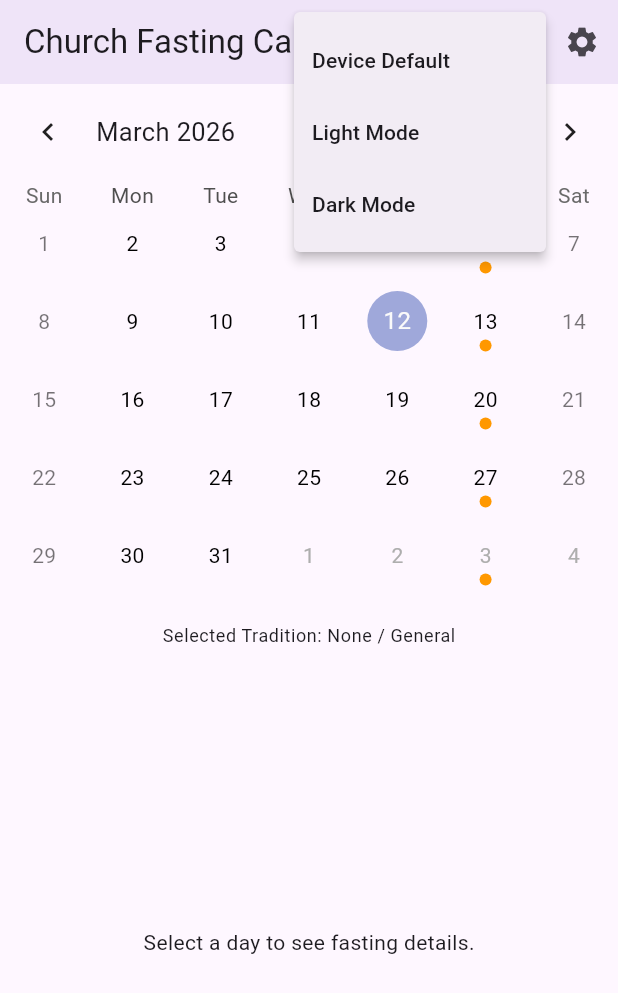
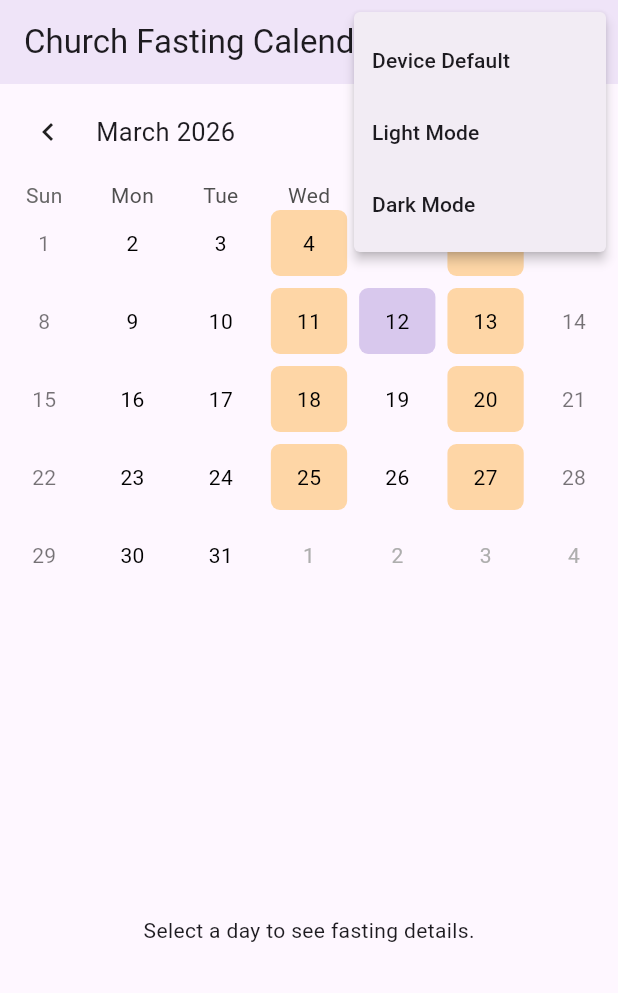
Before and after one commit to d3metrious/OrthodoxFastingCalender, a Flutter app: the screen it shows after launch, after a tap on the "palette" icon, on a phone screen of 412 x 824 dp. Shown: the top 993 px of the screen. Run offline on Flutter 3.47's test engine with Material 3 defaults, Android fonts, the phone set to English and light mode, and no system bars; drawn by our look-alikes of table_calendar; our stand-ins replace shared_preferences.

Commit message:
Full color backgrounds

```diff
--- a/lib/models/fasting_tradition.dart
+++ /dev/null
@@ -1,16 +0,0 @@
-enum FastingTradition {
-  orthodox,
-  romanCatholic,
-  none;
-
-  String get displayName {
-    switch (this) {
-      case FastingTradition.orthodox:
-        return 'Eastern Orthodox';
-      case FastingTradition.romanCatholic:
-        return 'Roman Catholic';
-      case FastingTradition.none:
-        return 'None / General';
-    }
-  }
-}
--- a/lib/pages/calendar_page.dart
+++ b/lib/pages/calendar_page.dart
@@ -1,9 +1,8 @@
+import 'package:fastingcalender/services/fasting_service.dart';
+import 'package:fastingcalender/services/theme_service.dart';
+import 'package:fastingcalender/utils/app_colors.dart';
 import 'package:flutter/material.dart';
 import 'package:table_calendar/table_calendar.dart';
-import '../models/fasting_tradition.dart';
-import '../services/fasting_service.dart';
-import '../services/theme_service.dart';
-import '../utils/app_colors.dart';
 
 class CalendarPage extends StatefulWidget {
   const CalendarPage({super.key});
@@ -36,18 +35,6 @@ class _CalendarPageState extends State<CalendarPage> {
               const PopupMenuItem(value: ThemeMode.dark, child: Text('Dark Mode')),
             ],
           ),
-          // Tradition Selector
-          PopupMenuButton<FastingTradition>(
-            icon: const Icon(Icons.settings),
-            tooltip: 'Change Tradition',
-            onSelected: (tradition) => fastingService.setTradition(tradition),
-            itemBuilder: (context) => FastingTradition.values.map((tradition) {
-              return PopupMenuItem(
-                value: tradition,
-                child: Text(tradition.displayName),
-              );
-            }).toList(),
-          ),
         ],
       ),
       body: Column(
@@ -68,22 +55,22 @@ class _CalendarPageState extends State<CalendarPage> {
               return fast != null ? [fast] : [];
             },
             calendarStyle: CalendarStyle(
-              markerDecoration: const BoxDecoration(
-                color: AppColors.fastingMarker,
-                shape: BoxShape.circle,
-              ),
+              markersMaxCount: 0,
               defaultTextStyle: TextStyle(color: isDarkMode ? Colors.white : Colors.black),
               weekendTextStyle: TextStyle(color: isDarkMode ? Colors.white70 : Colors.black54),
             ),
+            calendarBuilders: CalendarBuilders(
+              defaultBuilder: (context, day, focusedDay) => _buildDayCell(
+                day, isDarkMode,
+                isWeekend: day.weekday == DateTime.saturday || day.weekday == DateTime.sunday,
+              ),
+              todayBuilder: (context, day, focusedDay) =>
+                  _buildDayCell(day, isDarkMode, isToday: true),
+              selectedBuilder: (context, day, focusedDay) =>
+                  _buildDayCell(day, isDarkMode, isSelected: true),
+            ),
           ),
           const SizedBox(height: 20),
-          Padding(
-            padding: const EdgeInsets.symmetric(horizontal: 16.0),
-            child: Text(
-              'Selected Tradition: ${fastingService.tradition.displayName}',
-              style: Theme.of(context).textTheme.bodySmall,
-            ),
-          ),
           Expanded(
             child: Center(
               child: _buildInfoCard(isDarkMode),
@@ -91,6 +78,44 @@ class _CalendarPageState extends State<CalendarPage> {
           ),
         ],
       ),
+    );
+  }
+
+  Widget _buildDayCell(
+    DateTime day,
+    bool isDarkMode, {
+    bool isWeekend = false,
+    bool isToday = false,
+    bool isSelected = false,
+  }) {
+    final isFasting = fastingService.getFastingType(day) != null;
+
+    Color? bgColor;
+    Color textColor;
+
+    if (isSelected) {
+      bgColor = AppColors.primary;
+      textColor = Colors.white;
+    } else if (isFasting) {
+      bgColor = AppColors.fastingMarker.withOpacity(0.35);
+      textColor = isDarkMode ? Colors.white : Colors.black;
+    } else if (isToday) {
+      bgColor = AppColors.primary.withOpacity(0.25);
+      textColor = isDarkMode ? Colors.white : Colors.black;
+    } else {
+      bgColor = null;
+      textColor = isWeekend
+          ? (isDarkMode ? Colors.white70 : Colors.black54)
+          : (isDarkMode ? Colors.white : Colors.black);
+    }
+
+    return Container(
+      margin: const EdgeInsets.all(4),
+      decoration: bgColor != null
+          ? BoxDecoration(color: bgColor, borderRadius: BorderRadius.circular(6))
+          : null,
+      alignment: Alignment.center,
+      child: Text('${day.day}', style: TextStyle(color: textColor)),
     );
   }
 
--- a/lib/services/fasting_service.dart
+++ b/lib/services/fasting_service.dart
@@ -1,55 +1,14 @@
-import '../models/fasting_tradition.dart';
-import 'package:shared_preferences/shared_preferences.dart';
 import 'package:flutter/material.dart';
 
 class FastingService extends ChangeNotifier {
-  static const String _key = 'fasting_tradition';
-  FastingTradition _tradition = FastingTradition.none;
-
-  FastingTradition get tradition => _tradition;
-
-  /// Load the saved tradition preference
   Future<void> init() async {
-    final prefs = await SharedPreferences.getInstance();
-    final savedValue = prefs.getString(_key);
-
-    _tradition = FastingTradition.values.firstWhere(
-      (e) => e.name == savedValue,
-      orElse: () => FastingTradition.none,
-    );
-    notifyListeners();
+    // Nothing to load yet
   }
 
-  /// Update and persist the tradition
-  Future<void> setTradition(FastingTradition newTradition) async {
-    if (_tradition == newTradition) return;
-    _tradition = newTradition;
-
-    final prefs = await SharedPreferences.getInstance();
-    await prefs.setString(_key, newTradition.name);
-
-    notifyListeners();
-  }
-
-  /// Logic to determine if a day is a fast based on tradition
+  /// Returns a fasting label if the given day is a fasting day, otherwise null.
   String? getFastingType(DateTime date) {
-    switch (_tradition) {
-      case FastingTradition.orthodox:
-        // Eastern Orthodox: Wed/Fri always, plus some fixed
-        if (date.weekday == DateTime.wednesday) return 'Orthodox Wednesday Fast';
-        if (date.weekday == DateTime.friday) return 'Orthodox Friday Fast';
-        break;
-
-      case FastingTradition.romanCatholic:
-        // Roman Catholic: Fridays in Lent (simplified for now)
-        if (date.weekday == DateTime.friday) return 'Catholic Friday Penance';
-        break;
-
-      case FastingTradition.none:
-        // Generic/General rules
-        if (date.weekday == DateTime.friday) return 'General Friday Fast';
-        break;
-    }
+    if (date.weekday == DateTime.wednesday) return 'Wednesday Fast';
+    if (date.weekday == DateTime.friday) return 'Friday Fast';
     return null;
   }
 }
```
Also changed, not shown: lib/main.dart (+4 -4 lines), .claude/settings.local.json (added).
